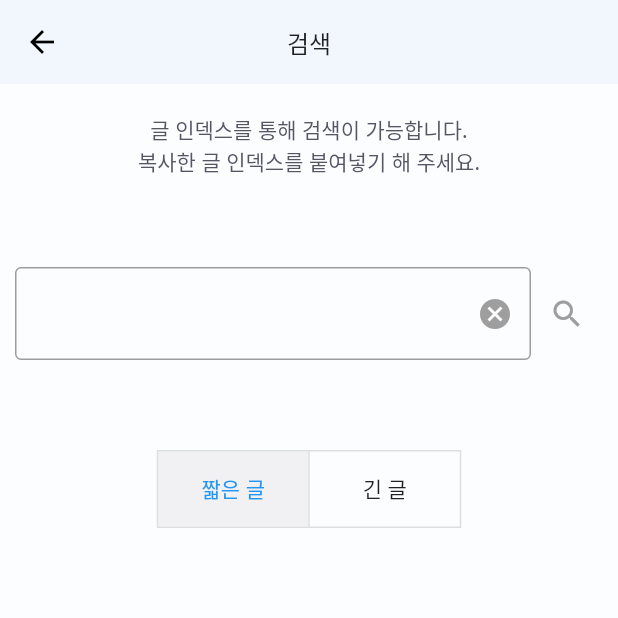
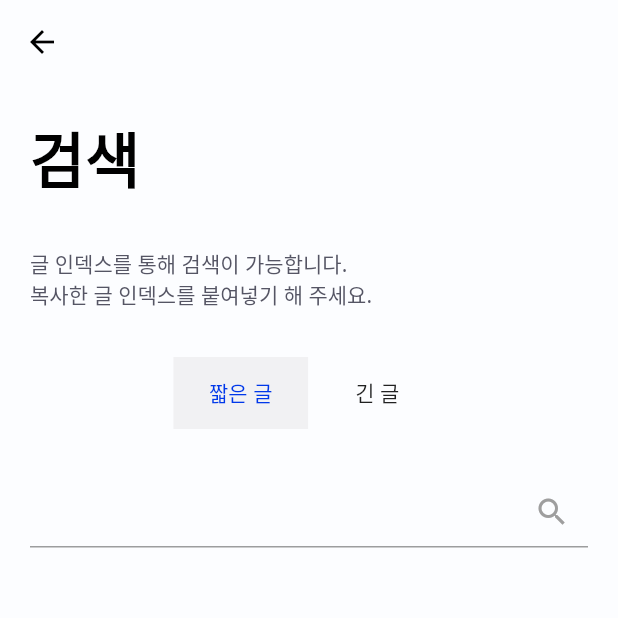
Before and after one commit to beomseok-kang/sowhathappened, a Flutter app: the SearchPage screen opened directly, on a phone screen of 412 x 824 dp, the top half of it. Run offline on Flutter 3.47's test engine with Material 2 defaults, Android fonts, the phone set to English and light mode, and no system bars; our stand-ins replace cloud_firestore, email_validator, firebase_auth, flutter_spinkit, pull_to_refresh; accounts and stored records are empty.

Commit message:
some designs finished

```diff
--- a/lib/main.dart
+++ b/lib/main.dart
@@ -19,6 +19,7 @@ class MyApp extends StatelessWidget {
         ChangeNotifierProvider<Queries>(create: (_) => Queries(),)
       ],
       child: MaterialApp(
+        debugShowCheckedModeBanner: false,
         title: '그래서 어떻게 됐는데',
         theme: ThemeData(
           fontFamily: "NotoSans",
--- a/lib/services/queries.dart
+++ b/lib/services/queries.dart
@@ -1,13 +1,13 @@
 import 'package:cloud_firestore/cloud_firestore.dart';
 import 'package:flutter/cupertino.dart';
 
-class Queries with ChangeNotifier{
+class Queries with ChangeNotifier {
   QuerySnapshot qsShort;
   QuerySnapshot qsLong;
   List<DocumentSnapshot> qsShortHot;
   List<DocumentSnapshot> qsLongHot;
-  List<DocumentSnapshot> qsShortRead = [];
-  List<DocumentSnapshot> qsLongRead = [];
+  List<DocumentSnapshot> qsShortRead;
+  List<DocumentSnapshot> qsLongRead;
 
   Queries();
 
@@ -31,30 +31,34 @@ class Queries with ChangeNotifier{
     Firestore.instance
         .collection('short')
         .where("날짜시간",
-        isGreaterThanOrEqualTo:
-        DateTime.now().subtract(Duration(days: 7)).toString())/////////////////////////////고쳐야하ㅁ//////////////////////////////
+            isGreaterThanOrEqualTo: DateTime.now()
+                .subtract(Duration(days: 7))
+                .toString()) /////////////////////////////고쳐야하ㅁ//////////////////////////////
         .orderBy("날짜시간", descending: false)
         .orderBy("좋아요 수", descending: true)
         .getDocuments()
         .then((snapshot) {
       List<DocumentSnapshot> _snapshotList = snapshot.documents;
-          for (int i=0; i<_snapshotList.length; i++) {
-            _snapshotList.sort((b,a) => a.data['좋아요 수'].compareTo(b.data['좋아요 수']));
+      for (int i = 0; i < _snapshotList.length; i++) {
+        _snapshotList
+            .sort((b, a) => a.data['좋아요 수'].compareTo(b.data['좋아요 수']));
       }
       qsShortHot = _snapshotList;
     });
     Firestore.instance
         .collection('long')
         .where("날짜시간",
-          isGreaterThanOrEqualTo:
-            DateTime.now().subtract(Duration(days: 7)).toString())//////////////////////////고쳐야함///////////////////////////////////////
+            isGreaterThanOrEqualTo: DateTime.now()
+                .subtract(Duration(days: 7))
+                .toString()) //////////////////////////고쳐야함///////////////////////////////////////
         .orderBy("날짜시간", descending: false)
         .orderBy("좋아요 수", descending: true)
         .getDocuments()
         .then((snapshot) {
       List<DocumentSnapshot> _snapshotList = snapshot.documents;
-          for (int i=0; i<_snapshotList.length; i++) {
-            _snapshotList.sort((b,a) => a.data['좋아요 수'].compareTo(b.data['좋아요 수']));
+      for (int i = 0; i < _snapshotList.length; i++) {
+        _snapshotList
+            .sort((b, a) => a.data['좋아요 수'].compareTo(b.data['좋아요 수']));
       }
       qsLongHot = _snapshotList;
     });
@@ -85,7 +89,7 @@ class Queries with ChangeNotifier{
   Future<void> loadRead(String type, DocumentSnapshot last) async {
     await Firestore.instance
         .collection(type)
-      .orderBy('날짜시간',descending: true)
+        .orderBy('날짜시간', descending: true)
         .startAfterDocument(last)
         .limit(10)
         .getDocuments()
--- a/lib/subsubpage_search/subsubpage_search.dart
+++ b/lib/subsubpage_search/subsubpage_search.dart
@@ -12,7 +12,6 @@ class SearchPage extends StatefulWidget {
 }
 
 class _SearchPageState extends State<SearchPage> {
-
   String text = '';
   final _formKey = GlobalKey<FormState>();
   final textFieldController = TextEditingController();
@@ -27,9 +26,7 @@ class _SearchPageState extends State<SearchPage> {
     return Scaffold(
       backgroundColor: bgColor(),
       appBar: AppBar(
-        backgroundColor: appBarColor(),
-        title: Text('검색', style: titleStyle(),),
-        centerTitle: true,
+        backgroundColor: Colors.transparent,
         elevation: 0,
       ),
       body: _buildBody(context),
@@ -37,82 +34,51 @@ class _SearchPageState extends State<SearchPage> {
   }
 
   Widget _buildBody(context) {
-
     final user = Provider.of<User>(context);
 
     return SingleChildScrollView(
         child: Form(
       key: _formKey,
       child: Column(
+        crossAxisAlignment: CrossAxisAlignment.start,
         children: <Widget>[
-            SizedBox(height: 20,),
-            Text('글 인덱스를 통해 검색이 가능합니다.\n복사한 글 인덱스를 붙여넣기 해 주세요.', textAlign: TextAlign.center,),
-            SizedBox(height: 50,),
+          SizedBox(
+            height: 20,
+          ),
           Padding(
-              padding: EdgeInsets.symmetric(vertical: 10, horizontal: 10),
-              child: Row(
-                children: <Widget>[
-                  Expanded(
-                    child: TextFormField(
-                      validator: (val) => text.length < 1 ? '검색할 내용을 입력해 주세요.' : null,
-                      controller: textFieldController,
-                      decoration: InputDecoration(
-                        fillColor: Colors.white,
-                        border: OutlineInputBorder(
-                          borderSide: BorderSide(color: Colors.grey, width: 2)
+            padding: EdgeInsets.fromLTRB(20, 0, 0, 10),
+            child: Text('검색', style: bigHeaderStyle()),
           ),
-                        suffixIcon: IconButton(
-                          icon: Icon(Icons.cancel, color: Colors.grey,),
-                          onPressed: () {
-                            setState(() {
-                              text = '';
-                              textFieldController.clear();
-                            });
-                          },
+          SizedBox(
+            height: 20,
+          ),
+          Padding(
+            padding: EdgeInsets.fromLTRB(20, 0, 0, 0),
+            child: Text(
+              '글 인덱스를 통해 검색이 가능합니다.\n복사한 글 인덱스를 붙여넣기 해 주세요.',
+              textAlign: TextAlign.start,
             ),
           ),
-                      onChanged: (val) {
-                        setState(() {
-                          text = val;
-                        });
-                      },
+          SizedBox(
+            height: 30,
           ),
-                  ),
-                  IconButton(
-                    icon: Icon(Icons.search, color: Colors.grey,),
-                    onPressed: () async {
-                      if(_formKey.currentState.validate()) {
-                        await setState(() {
-                          if(_isShort) {
-                            type = 'short';
-                          } else {type = 'long';}
-                        });
-                        Navigator.push(context, CupertinoPageRoute(
-                          builder: (context) => ReadPost(text, type, user != null ? user.uid : 'Null')
-                        ));
-                      }
-                    },
-                  )
-                ],
-              ),
-            ),
-            SizedBox(height: 50,),
-            ToggleButtons(
+          Center(
+            child: ToggleButtons(
               children: <Widget>[
                 Container(
-                  width: 100,
-                  height: 50,
+                  width: 90,
+                  height: 35,
                   child: Center(child: Text('짧은 글')),
                 ),
                 Container(
-                  width: 100,
-                  height: 50,
+                  width: 90,
+                  height: 35,
                   child: Center(child: Text('긴 글')),
                 ),
               ],
               onPressed: (int index) {
                 setState(() {
-                  if(index == 0) {
+                  if (index == 0) {
                     _isSelected[1] = false;
                     _isSelected[0] = true;
                     _isShort = true;
@@ -124,13 +90,56 @@ class _SearchPageState extends State<SearchPage> {
                 });
               },
               isSelected: _isSelected,
-              selectedColor: Colors.blue,
+              selectedColor: colorOnSelection(),
+              borderColor: Colors.transparent,
+              selectedBorderColor: Colors.transparent,
             ),
-
-
+          ),
+          Padding(
+            padding: EdgeInsets.fromLTRB(20, 30, 20, 0),
+            child: Row(
+              children: <Widget>[
+                Expanded(
+                  child: TextFormField(
+                    validator: (val) =>
+                        text.length < 1 ? '검색할 내용을 입력해 주세요.' : null,
+                    controller: textFieldController,
+                    decoration: InputDecoration(
+                        fillColor: Colors.white,
+                        suffixIcon: IconButton(
+                          icon: Icon(
+                            Icons.search,
+                            color: Colors.grey,
+                          ),
+                          onPressed: () async {
+                            if (_formKey.currentState.validate()) {
+                              await setState(() {
+                                if (_isShort) {
+                                  type = 'short';
+                                } else {
+                                  type = 'long';
+                                }
+                              });
+                              Navigator.push(
+                                  context,
+                                  CupertinoPageRoute(
+                                      builder: (context) => ReadPost(text, type,
+                                          user != null ? user.uid : 'Null')));
+                            }
+                          },
+                        )),
+                    onChanged: (val) {
+                      setState(() {
+                        text = val;
+                      });
+                    },
+                  ),
+                ),
               ],
             ),
-      )
-    );
+          ),
+        ],
+      ),
+    ));
   }
 }
```
Also changed, not shown: lib/UI/infinite_scroll.dart (+13 -21 lines), lib/UI/list_tile.dart (+30 -33 lines), lib/home_page.dart (+10 -17 lines), lib/subpage/subpage_account.dart (+41 -16 lines), lib/subpage/subpage_home.dart (+35 -26 lines), lib/subpage/subpage_read.dart (+20 -6 lines), lib/subpage/subpage_write.dart (+10 -3 lines). Lines whose indentation alone changed are shown as unchanged.
